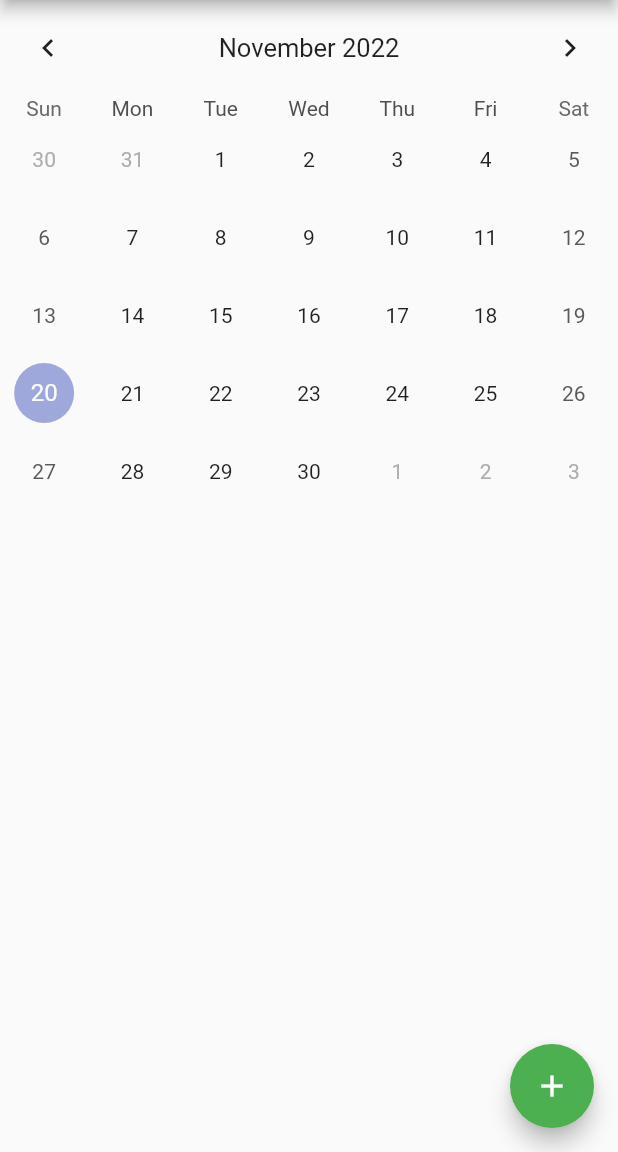
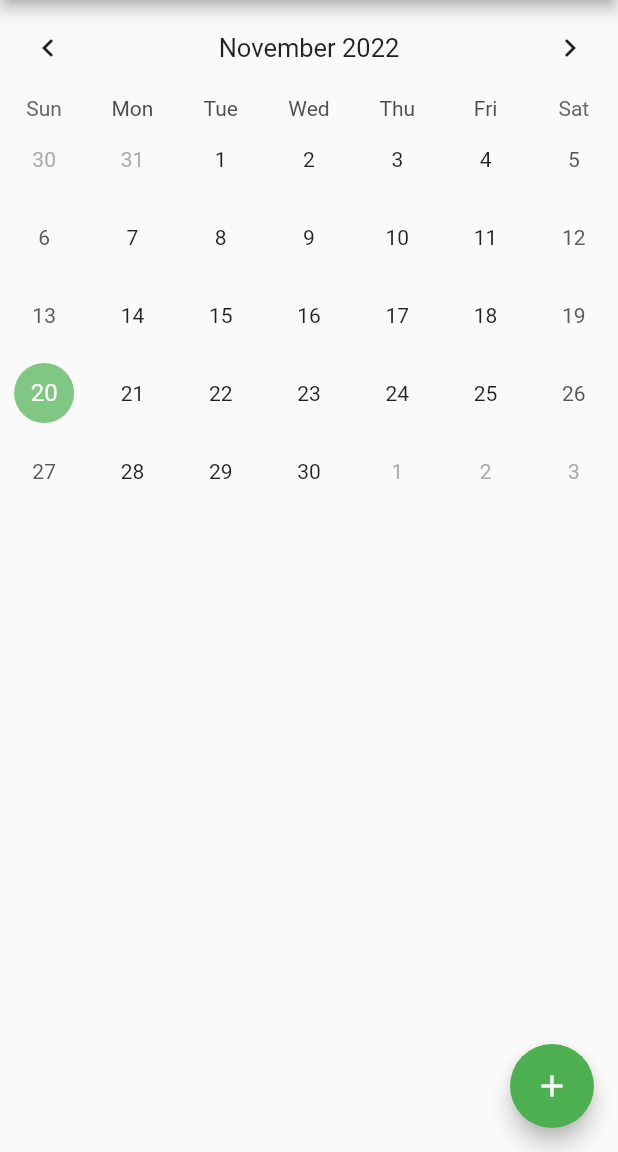
Before and after one commit to alfigueiras/Calendar-HS, a Flutter app: the screen it shows after launch, on a phone screen of 412 x 824 dp, the part 84-1236 px from its top. Run offline on Flutter 3.47's test engine with Material 2 defaults, Android fonts, the phone set to English and light mode, and no system bars; drawn by our look-alikes of table_calendar.

Commit message:
Selected Days Colors
Changed colors to match with the theme

```diff
--- a/calendar_hs/lib/main.dart
+++ b/calendar_hs/lib/main.dart
@@ -194,6 +194,8 @@ class _MyHomePageState extends State<MyHomePage> {
       body: TableCalendar(
         firstDay: DateTime.utc(1900, 1, 1),
         lastDay: DateTime.utc(2200, 12, 31),
+        calendarStyle: CalendarStyle(todayDecoration: BoxDecoration(color: Colors.green.shade300, shape: BoxShape.circle),
+        selectedDecoration: BoxDecoration(color: Colors.green.shade800, shape: BoxShape.circle)),
         focusedDay: _focusedDay,
         selectedDayPredicate: (day) {
           return isSameDay(_selectedDay, day);
```
